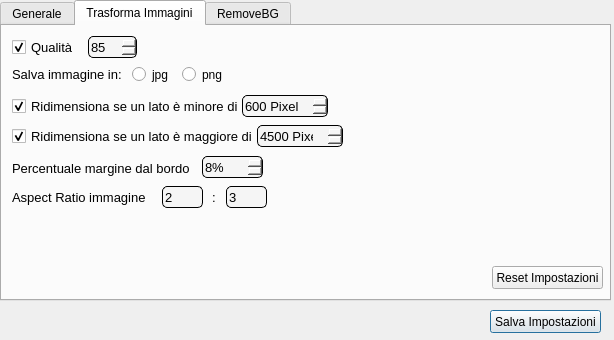
Old version of the form WindowWidgets/Settings/optionsWidget.ui in the repository RobertoRomolini/FotoMaster.
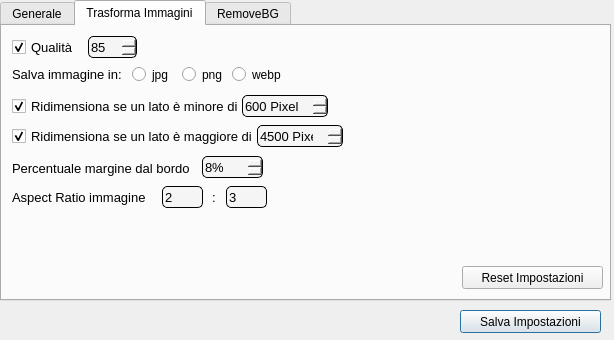
New version of the form. The open tabs and pages were chosen to show the change. Icons and pictures are not drawn. Custom widgets are drawn as their Qt base class.

Commit message: Add webp const

Patch:
```diff
--- a/WindowWidgets/Settings/optionsWidget.ui
+++ b/WindowWidgets/Settings/optionsWidget.ui
@@ -22,9 +22,9 @@
   <widget class="QPushButtonGreen" name="saveSettings">
    <property name="geometry">
     <rect>
-     <x>490</x>
+     <x>460</x>
      <y>310</y>
-     <width>111</width>
+     <width>141</width>
      <height>23</height>
     </rect>
    </property>
@@ -526,9 +526,9 @@
     <widget class="QPushButtonBlue" name="reset_settings">
      <property name="geometry">
       <rect>
-       <x>490</x>
+       <x>460</x>
        <y>240</y>
-       <width>111</width>
+       <width>141</width>
        <height>23</height>
       </rect>
      </property>
@@ -706,6 +706,22 @@
       <string notr="true">imageOutputFormat</string>
      </attribute>
     </widget>
+    <widget class="QRadioButtonCustom" name="radioButtonWebp">
+     <property name="geometry">
+      <rect>
+       <x>230</x>
+       <y>40</y>
+       <width>51</width>
+       <height>17</height>
+      </rect>
+     </property>
+     <property name="text">
+      <string>webp</string>
+     </property>
+     <attribute name="buttonGroup">
+      <string notr="true">imageOutputFormat</string>
+     </attribute>
+    </widget>
    </widget>
    <widget class="QWidget" name="tab_2">
     <attribute name="title">
```
Left out of the diff: 2 changed lines with no effect on the pictures. The commit also changes 3 other files.
